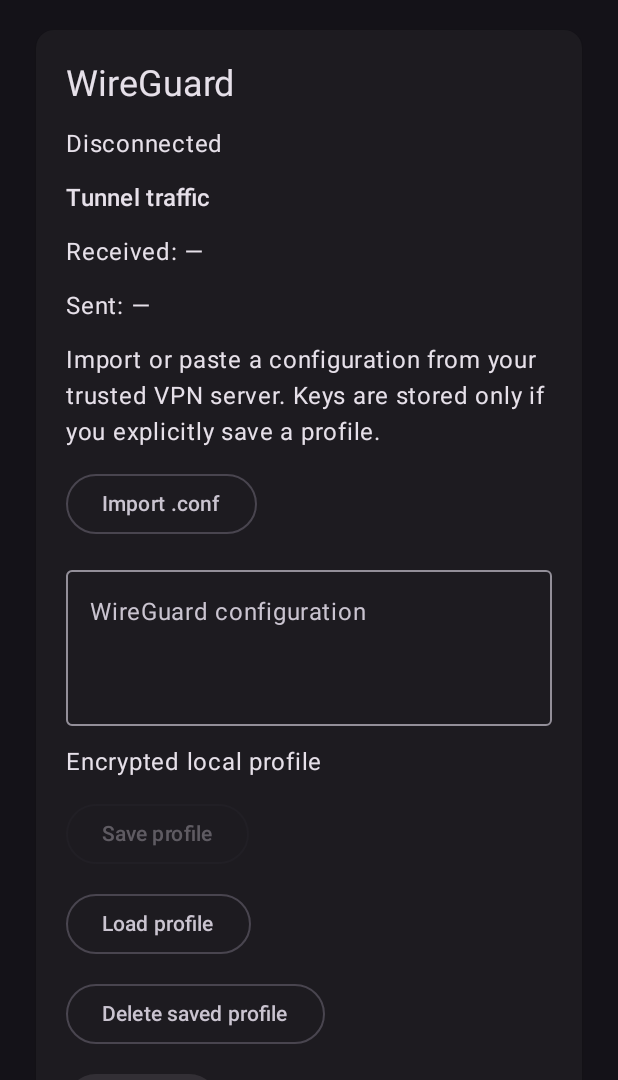
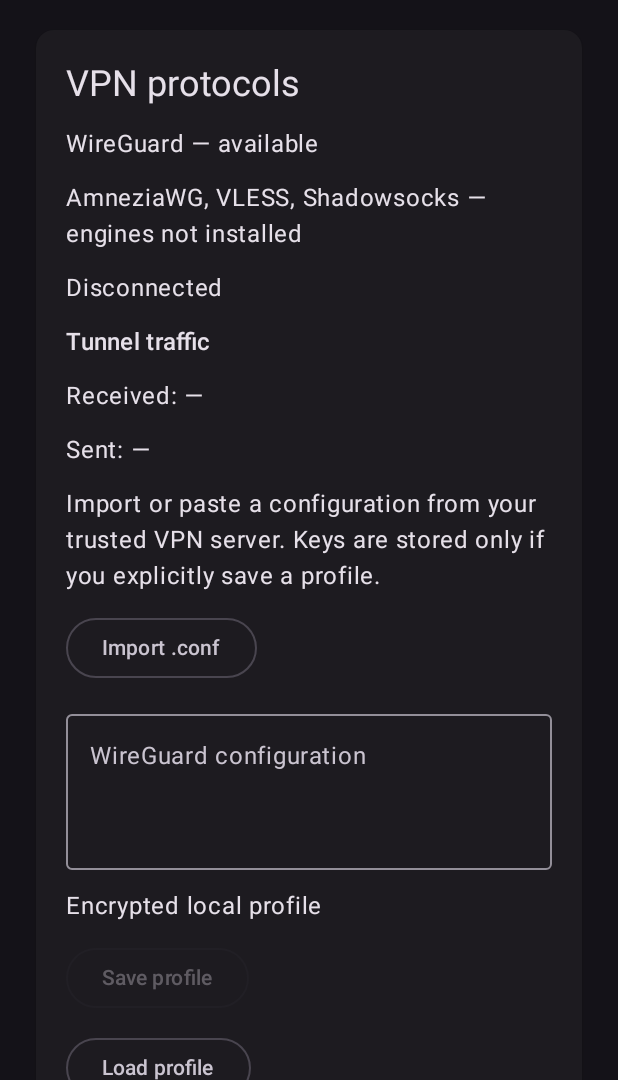
Before and after one commit to germany95reg-boop/KEBRIO-Freedom-Network-KFN, an Android app built with Jetpack Compose: the screen it shows after launch (MainActivity), on a phone screen of 412 x 824 dp, the part 156-1236 px from its top. Run offline under Robolectric (Android 15) with nearby library versions, the phone set to English and light mode, and no system bars; libraries missing offline, so code that uses them is left out: com.wireguard.android, com.wireguard.config; 1 statement that could not run was skipped.

Commit message:
Detect VPN profile protocol and reject unsupported engine configurations

```diff
--- a/app/build.gradle.kts
+++ b/app/build.gradle.kts
@@ -6,7 +6,7 @@ plugins {
 android {
  namespace = "com.kebrio.kfn"
  compileSdk = 35
- defaultConfig { applicationId = "com.kebrio.kfn"; minSdk = 26; targetSdk = 35; versionCode = 9; versionName = "0.2.6" }
+ defaultConfig { applicationId = "com.kebrio.kfn"; minSdk = 26; targetSdk = 35; versionCode = 10; versionName = "0.2.7" }
  buildFeatures { compose = true }
  compileOptions { sourceCompatibility = JavaVersion.VERSION_17; targetCompatibility = JavaVersion.VERSION_17 }
  kotlinOptions { jvmTarget = "17" }
--- a/app/src/main/java/com/kebrio/kfn/MainActivity.kt
+++ b/app/src/main/java/com/kebrio/kfn/MainActivity.kt
@@ -26,6 +26,8 @@ import androidx.compose.ui.text.input.PasswordVisualTransformation
 import androidx.compose.ui.unit.dp
 import com.kebrio.kfn.core.WireGuardController
 import com.kebrio.kfn.core.ProfileVault
+import com.kebrio.kfn.core.ConfigProtocol
+import com.kebrio.kfn.core.Protocol
 import com.wireguard.config.Config
 
 class MainActivity : ComponentActivity() {
@@ -101,7 +103,12 @@ class MainActivity : ComponentActivity() {
       Text("FREEDOM NETWORK", style = MaterialTheme.typography.labelLarge)
       ElevatedCard(Modifier.fillMaxWidth()) {
        Column(Modifier.padding(20.dp), verticalArrangement = Arrangement.spacedBy(12.dp)) {
-        Text("WireGuard", style = MaterialTheme.typography.headlineSmall)
+        Text("VPN protocols", style = MaterialTheme.typography.headlineSmall)
+        Text("WireGuard — available")
+        Text("AmneziaWG, VLESS, Shadowsocks — engines not installed")
+        val detected = remember(config) { ConfigProtocol.detect(config) }
+        if (config.isNotBlank()) Text("Detected: " + (detected?.name ?: "Unknown configuration"))
+        if (detected != null && detected != Protocol.WIREGUARD) Text("This protocol is not supported by the current build.", color = MaterialTheme.colorScheme.error)
         Text(status)
         Text("Tunnel traffic", style = MaterialTheme.typography.titleMedium)
         Text("Received: " + (traffic?.received?.let { android.text.format.Formatter.formatShortFileSize(this@MainActivity, it) } ?: "—"))
@@ -111,7 +118,7 @@ class MainActivity : ComponentActivity() {
         if (importError.isNotEmpty()) Text(importError, color = MaterialTheme.colorScheme.error)
         OutlinedTextField(value = config, onValueChange = { if (it.length <= 65536) config = it }, label = { Text("WireGuard configuration") }, modifier = Modifier.fillMaxWidth(), minLines = 3, maxLines = 6, visualTransformation = PasswordVisualTransformation())
         Text("Encrypted local profile")
-        OutlinedButton(enabled = !vaultBusy && config.isNotBlank(), onClick = {
+        OutlinedButton(enabled = !vaultBusy && detected == Protocol.WIREGUARD, onClick = {
          val snapshot = config
          vaultAction {
           withContext(Dispatchers.IO) {
@@ -138,7 +145,7 @@ class MainActivity : ComponentActivity() {
         Button(onClick = {
          val intent = VpnService.prepare(this@MainActivity)
          if (intent == null) { controller.connect(config, excluded); config = "" } else launcher.launch(intent)
-        }, enabled = config.isNotBlank() && !status.startsWith("Tunnel up") && status != "Starting tunnel") { Text("Connect") }
+        }, enabled = detected == Protocol.WIREGUARD && !status.startsWith("Tunnel up") && status != "Starting tunnel") { Text("Connect") }
         OutlinedButton(onClick = { controller.disconnect() }) { Text("Disconnect") }
        }
       }
@@ -185,7 +192,7 @@ class MainActivity : ComponentActivity() {
         Text("Optional recovery while KFN process is alive. Does not verify remote handshake or guarantee leak protection.")
        }
       }
-      Text("Development build · 0.2.6")
+      Text("Development build · 0.2.7")
      }
     }
    }
--- /dev/null
+++ b/app/src/main/java/com/kebrio/kfn/core/ConfigProtocol.kt
@@ -0,0 +1,14 @@
+package com.kebrio.kfn.core
+
+object ConfigProtocol {
+ private val obfuscationFields = setOf("jc", "jmin", "jmax", "s1", "s2", "s3", "s4", "h1", "h2", "h3", "h4", "i1", "i2", "i3", "i4", "i5")
+ fun detect(raw: String): Protocol? {
+  val text = raw.trim()
+  if (text.startsWith("vless://", true)) return Protocol.VLESS
+  if (text.startsWith("ss://", true)) return Protocol.SHADOWSOCKS
+  val lines = text.lines().map { it.substringBefore('#').trim() }
+  if (lines.none { it.equals("[Interface]", true) }) return null
+  if (lines.any { '=' in it && it.substringBefore('=').trim().lowercase(java.util.Locale.ROOT) in obfuscationFields }) return Protocol.AMNEZIA_WG
+  return Protocol.WIREGUARD
+ }
+}
--- a/app/src/main/java/com/kebrio/kfn/core/WireGuardController.kt
+++ b/app/src/main/java/com/kebrio/kfn/core/WireGuardController.kt
@@ -80,6 +80,7 @@ class WireGuardController private constructor(context: Context) {
     if (backend.getState(tunnel) == Tunnel.State.UP) return@withLock
     _status.value = "Starting tunnel"
     require(raw.length in 1..65536)
+    require(ConfigProtocol.detect(raw) == Protocol.WIREGUARD)
     val effective = if (excludedPackages.isEmpty()) raw else {
      require(excludedPackages.all { it.matches(Regex("[A-Za-z0-9_.]+")) })
      val lines = raw.lines().toMutableList()
```
